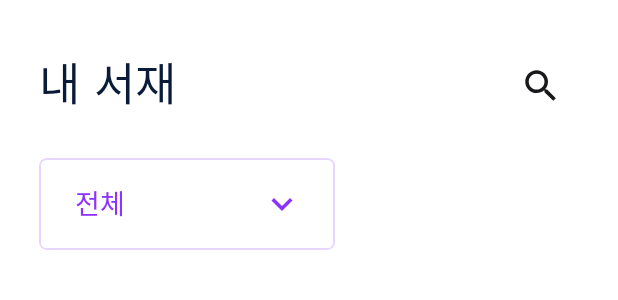
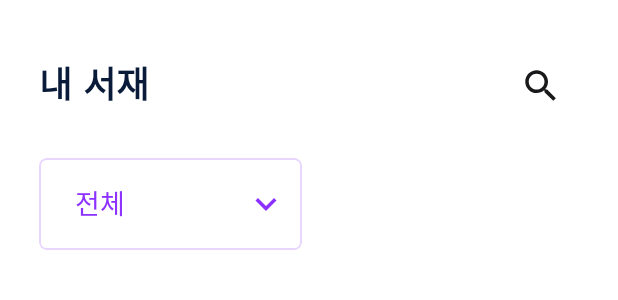
Before and after one commit to JangWoojun/Knowledge_Query, an Android app: the layout fragment_my_library.xml on its own in the app's theme, with its tools: preview values and no code run, on a phone screen of 412 x 824 dp. Shown: the top 300 px of the screen. Run offline under Robolectric (Android 15) with nearby library versions, the phone set to English and light mode, and no system bars.

Commit message:
design: 타이틀 텍스트 폰트 및 사이즈 맞추기

```diff
--- a/app/src/main/res/layout/fragment_my_library.xml
+++ b/app/src/main/res/layout/fragment_my_library.xml
@@ -26,9 +26,9 @@
                 android:id="@+id/textView"
                 android:layout_width="wrap_content"
                 android:layout_height="wrap_content"
-                android:fontFamily="@font/poppins_medium"
+                android:fontFamily="@font/poppins_semibold"
                 android:text="내 서재"
-                android:textSize="30sp"
+                android:textSize="24sp"
                 app:layout_constraintBottom_toBottomOf="parent"
                 app:layout_constraintStart_toStartOf="parent"
                 app:layout_constraintTop_toTopOf="parent" />
@@ -146,8 +146,8 @@
 
 
                     <LinearLayout
-                        android:layout_width="50dp"
-                        android:layout_height="50dp"
+                        android:layout_width="wrap_content"
+                        android:layout_height="wrap_content"
                         android:layout_marginStart="8dp"
                         android:layout_marginEnd="10dp"
                         android:gravity="center"
--- a/app/src/main/res/layout/fragment_setting.xml
+++ b/app/src/main/res/layout/fragment_setting.xml
@@ -19,9 +19,9 @@
             android:layout_marginStart="20dp"
             android:layout_marginTop="30dp"
             android:text="설정"
-            android:fontFamily="@font/poppins_medium"
+            android:fontFamily="@font/poppins_semibold"
             style="@style/TextColor"
-            android:textSize="28sp"
+            android:textSize="24sp"
             app:layout_constraintStart_toStartOf="parent"
             app:layout_constraintTop_toTopOf="parent" />
 
```
